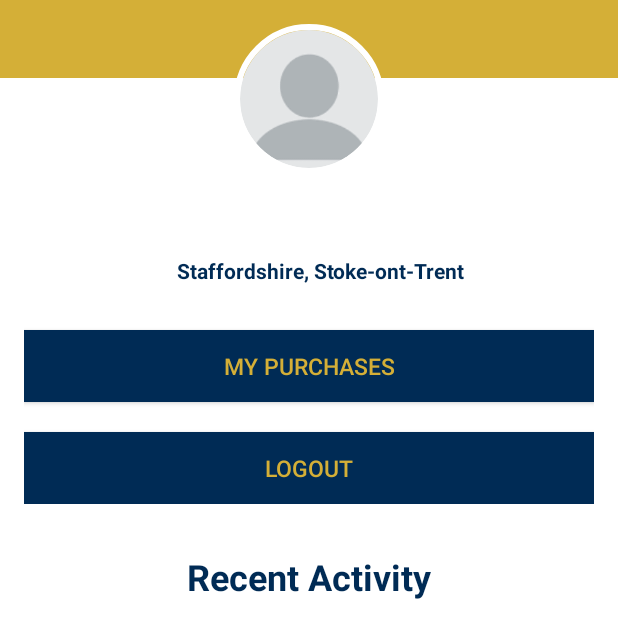
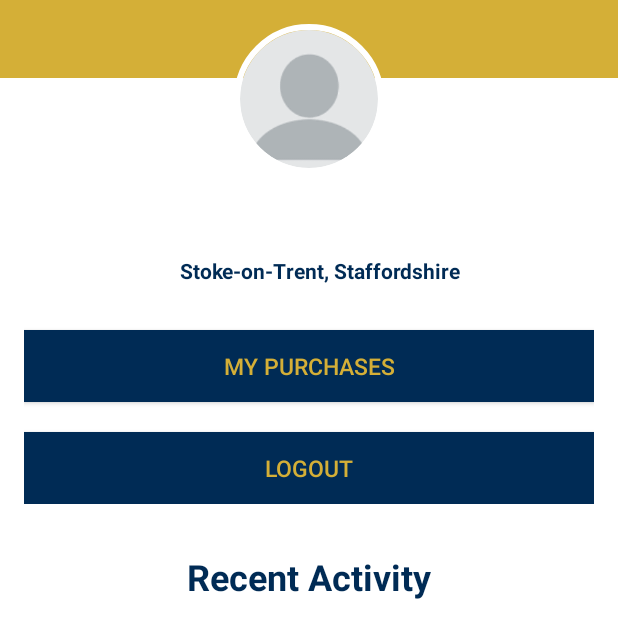
Before and after one commit to GamesB2/StokeWayfinder, an Android app: the Profile screen opened directly, with no data from a screen before it, on a phone screen of 412 x 824 dp, the top half of it. Run offline under Robolectric (Android 15) with nearby library versions, the phone set to English and light mode, and no system bars; our stand-ins replace CircleImageView, Volley; 4 statements that could not run were skipped.

Commit message:
Looking at profile xml

```diff
--- a/app/src/main/res/layout/profile.xml
+++ b/app/src/main/res/layout/profile.xml
@@ -67,7 +67,7 @@
                 <TextView
                     android:layout_width="wrap_content"
                     android:layout_height="wrap_content"
-                    android:text="Staffordshire, Stoke-ont-Trent"
+                    android:text="@string/locationPlaceHolder"
                     android:layout_gravity="center"
                     android:textStyle="bold"
                     android:layout_marginLeft="8dp"
@@ -173,11 +173,10 @@
 
 
         <RelativeLayout
-            android:layout_below="@+id/topBar"
-            android:layout_above="@+id/bottomBar"
             android:layout_width="match_parent"
             android:layout_height="match_parent"
-            >
+            android:layout_alignParentTop="true"
+            android:layout_alignParentStart="true">
 
             <TextView
                 android:layout_width="match_parent"
@@ -186,18 +185,6 @@
                 android:textSize="30sp"
                 android:id="@+id/activityTitle1"
                 android:textAlignment="center"/>
-
-            <ImageView
-                android:id="@+id/imageView2"
-                android:layout_width="wrap_content"
-                android:layout_height="wrap_content"
-                android:layout_gravity=""
-                android:layout_marginStart="91dp"
-                android:layout_marginTop="46dp"
-                android:src="@drawable/ic_place_black_24dp"
-                android:tint="@color/colorPrimaryDark"
-                android:layout_below="@+id/activityTitle1"
-                android:layout_alignParentStart="true" />
 
         </RelativeLayout>
 
--- a/app/src/main/res/values/strings.xml
+++ b/app/src/main/res/values/strings.xml
@@ -173,5 +173,6 @@
          from https://console.developers.google.com/ -->
     <string name="server_client_id">YOUR_SERVER_CLIENT_ID</string>
     <string name="skip"><u>Skip for now! Sign up later...</u></string>
+    <string name="locationPlaceHolder">Stoke-on-Trent, Staffordshire</string>
 
 </resources>
```
